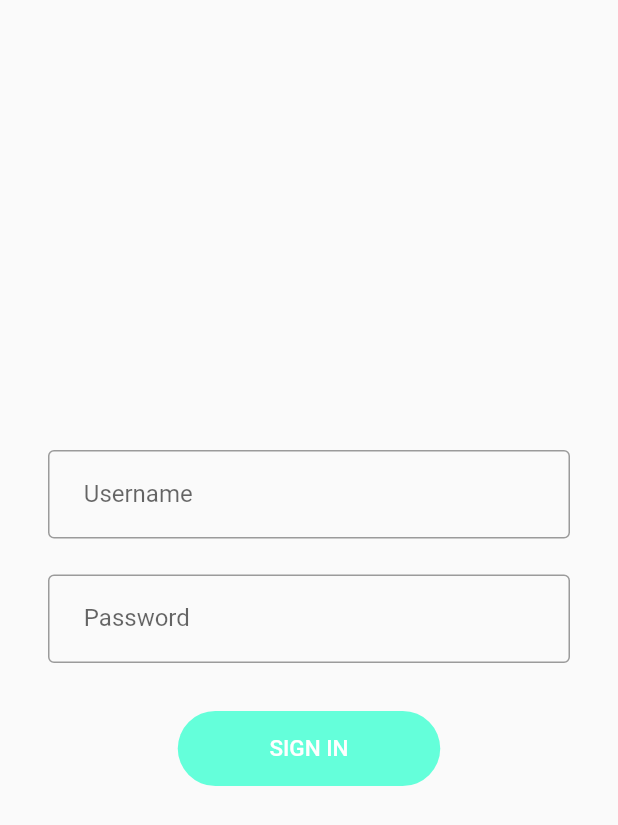
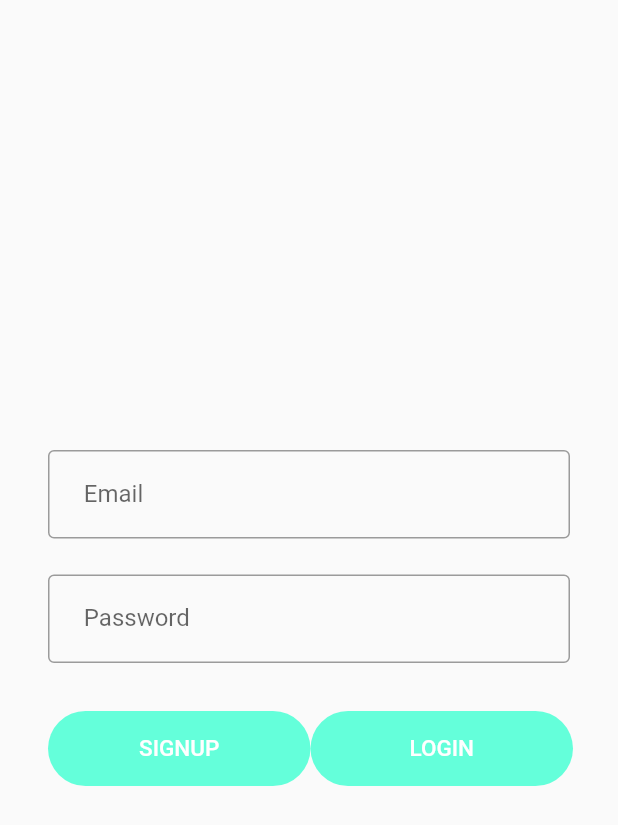
Before and after one commit to ClearHall/CivicLeaf, a Flutter app: the screen it shows after launch, on a phone screen of 412 x 824 dp. Shown: the top 825 px of the screen. Run offline on Flutter 3.47's test engine with Material 2 defaults, Android fonts, the phone set to English and light mode, and no system bars; our stand-ins replace cloud_firestore, firebase_auth, google_maps_flutter; accounts and stored records are empty.

Commit message:
Change login screen to have login and signup

```diff
--- a/lib/main.dart
+++ b/lib/main.dart
@@ -10,7 +10,7 @@ class MyApp extends StatelessWidget {
   @override
   Widget build(BuildContext context) {
     return MaterialApp(
-      title: 'Flutter Demo',
+      title: 'Civic Leaf',
       theme: ThemeData(
         primarySwatch: Colors.blue,
       ),
--- a/lib/views/login.dart
+++ b/lib/views/login.dart
@@ -26,7 +26,7 @@ class LoginScreenState extends State<LoginScreen> {
                   controller: emailController,
                   textInputAction: TextInputAction.next,
                   decoration: InputDecoration(
-                    labelText: "   Username",
+                    labelText: "   Email",
                     border: OutlineInputBorder(
                       borderSide: BorderSide(),
                     ),
@@ -49,6 +49,8 @@ class LoginScreenState extends State<LoginScreen> {
                   onFieldSubmitted: (_) => FocusScope.of(context).unfocus(),
                 ),
                 Padding(padding: EdgeInsets.only(top: 32)),
+                Row(
+                  children: [
                     ButtonTheme(
                       minWidth: 175,
                       height: 50,
@@ -57,7 +59,30 @@ class LoginScreenState extends State<LoginScreen> {
                         shape: RoundedRectangleBorder(
                             borderRadius: BorderRadius.circular(64)),
                         child: Text(
-                      "SIGN IN",
+                          "SIGNUP",
+                          style: TextStyle(
+                              color: Colors.white,
+                              fontSize: 15
+                          ),
+                        ),
+                        onPressed: () async {
+                          await FirebaseAuth.instance
+                              .createUserWithEmailAndPassword(
+                              email: emailController.text,
+                              password: passwordController.text);
+                          Navigator.of(context).pushNamed('/mainMap');
+                        },
+                      ),
+                    ),
+                    ButtonTheme(
+                      minWidth: 175,
+                      height: 50,
+                      child: FlatButton(
+                        color: Colors.tealAccent,
+                        shape: RoundedRectangleBorder(
+                            borderRadius: BorderRadius.circular(64)),
+                        child: Text(
+                          "LOGIN",
                           style: TextStyle(
                               color: Colors.white,
                               fontSize: 15
@@ -71,15 +96,14 @@ class LoginScreenState extends State<LoginScreen> {
                                 password: passwordController.text);
                           } catch (e) {
                             if (e.code == "ERROR_USER_NOT_FOUND") {
-                          await FirebaseAuth.instance
-                              .createUserWithEmailAndPassword(
-                              email: emailController.text,
-                              password: passwordController.text);
+                              // TODO: Create dialog warning user not found
                             }
                           }
                           Navigator.of(context).pushNamed('/mainMap');
                         },
                       ),
+                    ),
+                  ]
                 ),
               ],
             ),
```
Lines whose indentation alone changed are shown as unchanged.
